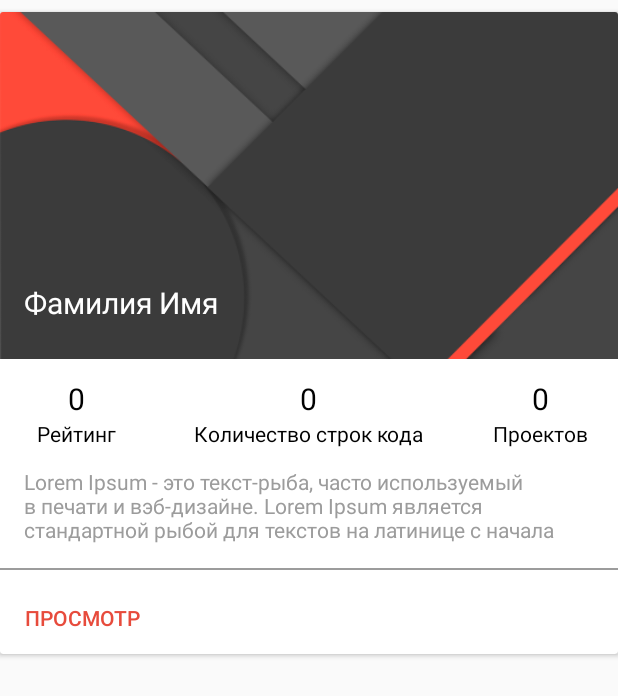
After one commit to osipovik/DevIntensive, an Android app: the layout item_user_list.xml on its own in the app's theme, with its tools: preview values and no code run, on a phone screen of 412 x 824 dp. The commit adds this screen. Shown: the top 696 px of the screen. Run offline under Robolectric (Android 15) with nearby library versions, the phone set to English and light mode, and no system bars.

Commit message:
добавил новый экран со списком, и верстку для элементов списка + custom ImageView

```diff
--- /dev/null
+++ b/app/src/main/java/com/softdesign/devintensive/ui/view/AspectRatioImageView.java
@@ -0,0 +1,39 @@
+package com.softdesign.devintensive.ui.view;
+
+import android.content.Context;
+import android.util.AttributeSet;
+import android.content.res.TypedArray;
+import android.widget.ImageView;
+
+import com.softdesign.devintensive.R;
+
+/**
+ * Created by OsIpoFF on 06.11.16.
+ */
+
+public class AspectRatioImageView extends ImageView {
+
+    private static final float DEFAULT_ASPECT_RATIO = 1.73f;
+
+    private final float mAspectRatio;
+
+    public AspectRatioImageView(Context context, AttributeSet attrs) {
+        super(context, attrs);
+        TypedArray a = context.obtainStyledAttributes(attrs, R.styleable.AspectRatioImageView);
+        mAspectRatio = a.getFloat(R.styleable.AspectRatioImageView_aspect_ratio, DEFAULT_ASPECT_RATIO);
+        a.recycle();
+    }
+
+    @Override
+    protected void onMeasure(int widthMeasureSpec, int heightMeasureSpec) {
+        super.onMeasure(widthMeasureSpec, heightMeasureSpec);
+
+        int newWidth;
+        int newHeight;
+
+        newWidth = getMeasuredWidth();
+        newHeight = (int) (newWidth / mAspectRatio);
+
+        setMeasuredDimension(newWidth, newHeight);
+    }
+}
--- /dev/null
+++ b/app/src/main/res/layout/item_user_list.xml
@@ -0,0 +1,156 @@
+<?xml version="1.0" encoding="utf-8"?>
+<android.support.v7.widget.CardView
+    xmlns:android="http://schemas.android.com/apk/res/android"
+    xmlns:app="http://schemas.android.com/apk/res-auto"
+    android:layout_width="match_parent"
+    android:layout_height="wrap_content"
+    android:layout_marginTop="@dimen/spacing_small_8"
+    app:cardCornerRadius="2dp"
+    app:cardBackgroundColor="@color/white">
+
+    <LinearLayout
+        android:layout_width="match_parent"
+        android:layout_height="wrap_content"
+        android:orientation="vertical">
+
+        <FrameLayout
+            android:layout_width="match_parent"
+            android:layout_height="wrap_content">
+
+            <com.softdesign.devintensive.ui.view.AspectRatioImageView
+                android:layout_width="match_parent"
+                android:layout_height="wrap_content"
+                android:src="@drawable/user_bg"
+                android:scaleType="centerCrop"
+                app:aspect_ratio="1.78" />
+
+            <TextView
+                android:id="@+id/user_full_name_txt"
+                android:layout_width="match_parent"
+                android:layout_height="wrap_content"
+                android:text="Фамилия Имя"
+                android:textColor="@color/white"
+                android:fontFamily=""
+                android:textSize="@dimen/font_large_24"
+                android:paddingRight="@dimen/spacing_normal_16"
+                android:paddingLeft="@dimen/spacing_normal_16"
+                android:paddingBottom="@dimen/spacing_medial_24"
+                android:layout_gravity="bottom"/>
+
+        </FrameLayout>
+
+        <LinearLayout
+            android:layout_width="match_parent"
+            android:layout_height="@dimen/size_large_72"
+            android:orientation="horizontal"
+            android:gravity="center_vertical">
+
+            <LinearLayout
+                android:layout_width="0dp"
+                android:layout_height="wrap_content"
+                android:orientation="vertical"
+                android:gravity="center_horizontal"
+                android:layout_weight="0.25">
+
+                <TextView
+                    android:layout_width="wrap_content"
+                    android:layout_height="wrap_content"
+                    android:text="0"
+                    android:fontFamily=""
+                    android:textSize="@dimen/font_medium_20"
+                    android:textColor="@color/black"/>
+
+                <TextView
+                    android:layout_width="wrap_content"
+                    android:layout_height="wrap_content"
+                    android:text="Рейтинг"
+                    android:fontFamily=""
+                    android:textSize="@dimen/font_small_14"
+                    android:textColor="@color/black"/>
+
+            </LinearLayout>
+
+            <LinearLayout
+                android:layout_width="0dp"
+                android:layout_height="wrap_content"
+                android:orientation="vertical"
+                android:gravity="center_horizontal"
+                android:layout_weight="0.5">
+
+                <TextView
+                    android:layout_width="wrap_content"
+                    android:layout_height="wrap_content"
+                    android:text="0"
+                    android:fontFamily=""
+                    android:textSize="@dimen/font_medium_20"
+                    android:textColor="@color/black"/>
+
+                <TextView
+                    android:layout_width="wrap_content"
+                    android:layout_height="wrap_content"
+                    android:text="Количество строк кода"
+                    android:fontFamily=""
+                    android:textSize="@dimen/font_small_14"
+                    android:textColor="@color/black"/>
+
+            </LinearLayout>
+
+            <LinearLayout
+                android:layout_width="0dp"
+                android:layout_height="wrap_content"
+                android:orientation="vertical"
+                android:gravity="center_horizontal"
+                android:layout_weight="0.25">
+
+                <TextView
+                    android:layout_width="wrap_content"
+                    android:layout_height="wrap_content"
+                    android:text="0"
+                    android:fontFamily=""
+                    android:textSize="@dimen/font_medium_20"
+                    android:textColor="@color/black"/>
+
+                <TextView
+                    android:layout_width="wrap_content"
+                    android:layout_height="wrap_content"
+                    android:text="Проектов"
+                    android:fontFamily=""
+                    android:textSize="@dimen/font_small_14"
+                    android:textColor="@color/black"/>
+
+            </LinearLayout>
+
+        </LinearLayout>
+
+        <TextView
+            android:id="@+id/bio_txt"
+            android:layout_width="match_parent"
+            android:layout_height="wrap_content"
+            android:textColor="@color/grey_light"
+            android:maxLines="3"
+            android:fontFamily=""
+            android:textSize="@dimen/font_small_14"
+            android:paddingRight="@dimen/spacing_normal_16"
+            android:paddingLeft="@dimen/spacing_normal_16"
+            android:text="@string/about" />
+
+        <View
+            android:layout_width="match_parent"
+            android:layout_height="1dp"
+            android:background="@color/grey_light"
+            android:layout_marginTop="@dimen/spacing_normal_16"
+            android:layout_marginBottom="@dimen/spacing_small_8" />
+
+        <Button
+            style="@style/Widget.AppCompat.Button.Borderless"
+            android:id="@+id/more_info_btn"
+            android:layout_width="wrap_content"
+            android:layout_height="wrap_content"
+            android:text="Просмотр"
+            android:textColor="@color/color_accent"
+            android:paddingRight="@dimen/spacing_normal_16"
+            android:paddingLeft="@dimen/spacing_normal_16" />
+
+    </LinearLayout>
+
+</android.support.v7.widget.CardView>
--- a/app/src/main/res/values/attrs.xml
+++ b/app/src/main/res/values/attrs.xml
@@ -10,4 +10,8 @@
     <declare-styleable name="UserInfoBehavior">
         <attr name="behavior_min_height" format="dimension" />
     </declare-styleable>
+
+    <declare-styleable name="AspectRatioImageView">
+        <attr name="aspect_ratio" format="float" />
+    </declare-styleable>
 </resources>
--- a/app/src/main/res/values/dimens.xml
+++ b/app/src/main/res/values/dimens.xml
@@ -32,6 +32,8 @@
     <dimen name="profile_image_height">256dp</dimen>
     <dimen name="placeholder_photo_size_90">90dp</dimen>
     <dimen name="user_info_height">112dp</dimen>
-    <dimen name="font_medium_20">20dp</dimen>
+
+    <dimen name="font_large_24">20sp</dimen>
+    <dimen name="font_medium_20">20sp</dimen>
     <dimen name="font_small_14">14sp</dimen>
 </resources>
--- a/app/src/main/res/values/styles.xml
+++ b/app/src/main/res/values/styles.xml
@@ -56,4 +56,10 @@
         <item name="android:fullDark">@android:color/transparent</item>
     </style>
 
+    <style name="ToolBarStyle" parent="Theme.AppCompat">
+        <item name="android:textColorPrimary">@color/white</item>
+        <item name="android:textColorSecondary">@color/white</item>
+        <item name="android:actionMenuTextColor">@color/white</item>
+    </style>
+
 </resources>
```
Also changed, not shown: app/src/main/AndroidManifest.xml (+25 -14 lines), app/src/main/java/com/softdesign/devintensive/ui/activities/UserListActivity.java (added, +15 -0 lines), app/src/main/res/layout/activity_user_list.xml (added, +44 -0 lines), app/src/main/res/layout/user_list_content.xml (added, +11 -0 lines).
